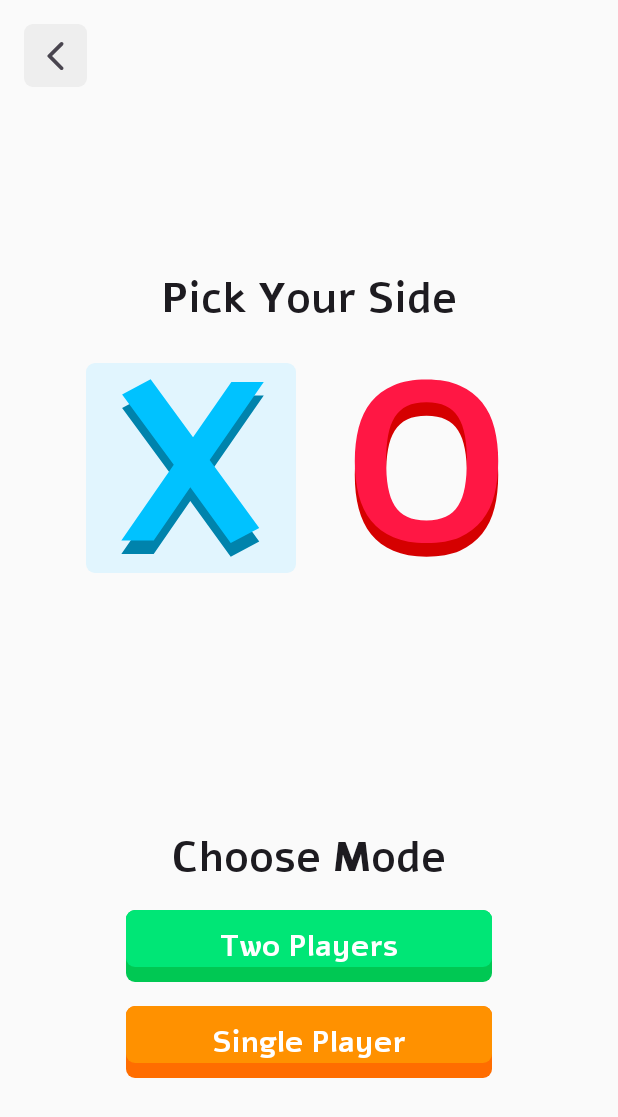
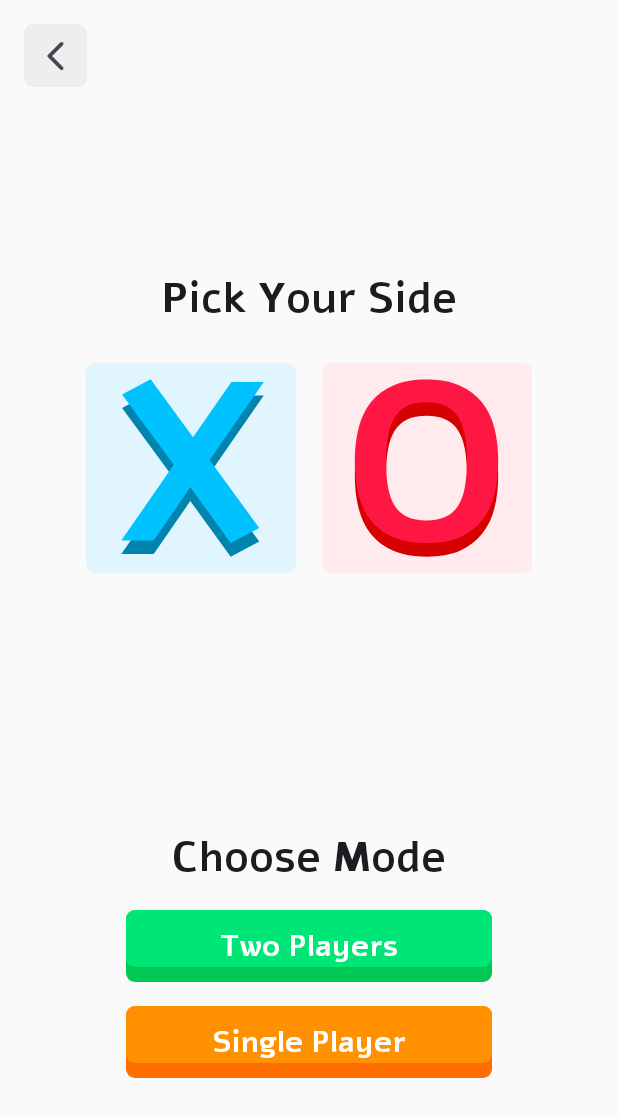
Before and after one commit to h-ezzeldin/TicTacToe, an Android app: the layout activity_choice.xml on its own in the app's theme, with its tools: preview values and no code run, on a phone screen of 412 x 824 dp. Shown: the top 1117 px of the screen. Run offline under Robolectric (Android 15) with nearby library versions, the phone set to English and light mode, and no system bars.

Commit message:
optimize code

```diff
--- a/app/src/main/res/layout-land/activity_choice.xml
+++ b/app/src/main/res/layout-land/activity_choice.xml
@@ -1,7 +1,17 @@
 <?xml version="1.0" encoding="utf-8"?>
-<androidx.constraintlayout.widget.ConstraintLayout xmlns:android="http://schemas.android.com/apk/res/android"
+<layout xmlns:android="http://schemas.android.com/apk/res/android"
     xmlns:app="http://schemas.android.com/apk/res-auto"
-    xmlns:tools="http://schemas.android.com/tools"
+    xmlns:tools="http://schemas.android.com/tools">
+
+    <data>
+        <import type="android.view.View" />
+        <variable
+
+            name="chosenLetter"
+            type="Integer" />
+    </data>
+
+    <androidx.constraintlayout.widget.ConstraintLayout
         android:layout_width="match_parent"
         android:layout_height="match_parent"
         android:clipToPadding="false"
@@ -16,7 +26,8 @@
             android:src="@drawable/ic_round_arrow_back_ios_24"
             app:layout_constraintStart_toStartOf="parent"
             app:layout_constraintTop_toTopOf="parent"
-        android:layout_margin="@dimen/normal_margin"/>
+            android:layout_margin="@dimen/normal_margin"
+            android:contentDescription="@string/back_button"/>
 
         <androidx.constraintlayout.widget.ConstraintLayout
             android:id="@+id/top_layout"
@@ -47,6 +58,7 @@
                 android:layout_height="140dp"
                 app:layout_constraintDimensionRatio="1:1"
                 android:background="@drawable/x_back"
+                android:visibility="@{chosenLetter == 1 ? View.VISIBLE : View.GONE}"
                 app:layout_constraintBottom_toBottomOf="@id/x_layout"
                 app:layout_constraintEnd_toEndOf="@id/x_layout"
                 app:layout_constraintStart_toStartOf="@id/x_layout"
@@ -64,11 +76,11 @@
                 app:layout_constraintTop_toBottomOf="@id/pick_text" />
 
             <FrameLayout
-            android:visibility="gone"
                 android:id="@+id/o_back_layout"
                 android:layout_width="0dp"
                 android:layout_height="140dp"
                 android:background="@drawable/o_back"
+                android:visibility="@{chosenLetter == 2 ? View.VISIBLE : View.GONE}"
                 app:layout_constraintDimensionRatio="1:1"
                 app:layout_constraintBottom_toBottomOf="@id/o_layout"
                 app:layout_constraintEnd_toEndOf="@id/o_layout"
@@ -85,6 +97,7 @@
                 app:layout_constraintStart_toEndOf="@id/x_layout"
                 app:layout_constraintTop_toTopOf="@id/x_layout" />
         </androidx.constraintlayout.widget.ConstraintLayout>
+
         <androidx.constraintlayout.widget.ConstraintLayout
             android:id="@+id/bottom_layout"
             android:layout_width="0dp"
@@ -96,6 +109,7 @@
             app:layout_constraintEnd_toEndOf="parent"
             app:layout_constraintStart_toEndOf="@id/top_layout"
             app:layout_constraintTop_toTopOf="parent">
+
             <TextView
                 android:id="@+id/choose_text"
                 android:layout_width="wrap_content"
@@ -104,7 +118,7 @@
                 android:textAppearance="@style/TextAppearance.Material3.HeadlineMedium"
                 app:layout_constraintEnd_toEndOf="parent"
                 app:layout_constraintStart_toStartOf="parent"
-            app:layout_constraintTop_toTopOf="parent"/>
+                app:layout_constraintTop_toTopOf="parent" />
 
             <androidx.appcompat.widget.AppCompatButton
                 android:id="@+id/pvp_button"
@@ -117,7 +131,7 @@
                 android:transitionName="button_trans"
                 app:layout_constraintEnd_toEndOf="parent"
                 app:layout_constraintStart_toStartOf="parent"
-            app:layout_constraintTop_toBottomOf="@id/choose_text"/>
+                app:layout_constraintTop_toBottomOf="@id/choose_text" />
 
             <androidx.appcompat.widget.AppCompatButton
 
@@ -130,7 +144,8 @@
                 android:text="@string/one_player"
                 app:layout_constraintEnd_toEndOf="parent"
                 app:layout_constraintStart_toStartOf="parent"
-            app:layout_constraintTop_toBottomOf="@id/pvp_button"/>
+                app:layout_constraintTop_toBottomOf="@id/pvp_button" />
 
         </androidx.constraintlayout.widget.ConstraintLayout>
     </androidx.constraintlayout.widget.ConstraintLayout>
+</layout>
--- a/app/src/main/res/layout/activity_choice.xml
+++ b/app/src/main/res/layout/activity_choice.xml
@@ -1,7 +1,18 @@
 <?xml version="1.0" encoding="utf-8"?>
-<androidx.constraintlayout.widget.ConstraintLayout xmlns:android="http://schemas.android.com/apk/res/android"
+<layout xmlns:android="http://schemas.android.com/apk/res/android"
     xmlns:app="http://schemas.android.com/apk/res-auto"
-    xmlns:tools="http://schemas.android.com/tools"
+    xmlns:tools="http://schemas.android.com/tools">
+
+    <data>
+        <import type="android.view.View" />
+        <variable
+
+            name="chosenLetter"
+            type="Integer" />
+
+    </data>
+
+    <androidx.constraintlayout.widget.ConstraintLayout
         android:layout_width="match_parent"
         android:layout_height="match_parent"
         android:clipToPadding="false"
@@ -17,7 +28,7 @@
             app:layout_constraintStart_toStartOf="parent"
             app:layout_constraintTop_toTopOf="parent"
             android:layout_margin="@dimen/normal_margin"
-        android:contentDescription="@string/back_button"/>
+            android:contentDescription="@string/back_button" />
 
         <androidx.constraintlayout.widget.ConstraintLayout
             android:id="@+id/top_layout"
@@ -48,6 +59,7 @@
                 android:layout_height="140dp"
                 app:layout_constraintDimensionRatio="1:1"
                 android:background="@drawable/x_back"
+                android:visibility="@{chosenLetter == 1 ? View.VISIBLE : View.GONE}"
                 app:layout_constraintBottom_toBottomOf="@id/x_layout"
                 app:layout_constraintEnd_toEndOf="@id/x_layout"
                 app:layout_constraintStart_toStartOf="@id/x_layout"
@@ -65,11 +77,12 @@
                 app:layout_constraintTop_toBottomOf="@id/pick_text" />
 
             <FrameLayout
-            android:visibility="gone"
+
                 android:id="@+id/o_back_layout"
                 android:layout_width="0dp"
                 android:layout_height="140dp"
                 android:background="@drawable/o_back"
+                android:visibility="@{chosenLetter == 2 ? View.VISIBLE : View.GONE}"
                 app:layout_constraintDimensionRatio="1:1"
                 app:layout_constraintBottom_toBottomOf="@id/o_layout"
                 app:layout_constraintEnd_toEndOf="@id/o_layout"
@@ -86,6 +99,7 @@
                 app:layout_constraintStart_toEndOf="@id/x_layout"
                 app:layout_constraintTop_toTopOf="@id/x_layout" />
         </androidx.constraintlayout.widget.ConstraintLayout>
+
         <androidx.constraintlayout.widget.ConstraintLayout
             android:id="@+id/bottom_layout"
             android:layout_width="match_parent"
@@ -97,6 +111,7 @@
             app:layout_constraintEnd_toEndOf="parent"
             app:layout_constraintStart_toStartOf="parent"
             app:layout_constraintTop_toBottomOf="@id/top_layout">
+
             <TextView
                 android:id="@+id/choose_text"
                 android:layout_width="wrap_content"
@@ -106,7 +121,7 @@
                 android:textAppearance="@style/TextAppearance.Material3.HeadlineMedium"
                 app:layout_constraintEnd_toEndOf="parent"
                 app:layout_constraintStart_toStartOf="parent"
-            app:layout_constraintTop_toTopOf="parent"/>
+                app:layout_constraintTop_toTopOf="parent" />
 
             <androidx.appcompat.widget.AppCompatButton
                 android:id="@+id/pvp_button"
@@ -119,7 +134,7 @@
                 android:transitionName="button_trans"
                 app:layout_constraintEnd_toEndOf="parent"
                 app:layout_constraintStart_toStartOf="parent"
-            app:layout_constraintTop_toBottomOf="@id/choose_text"/>
+                app:layout_constraintTop_toBottomOf="@id/choose_text" />
 
             <androidx.appcompat.widget.AppCompatButton
 
@@ -132,7 +147,8 @@
                 android:text="@string/one_player"
                 app:layout_constraintEnd_toEndOf="parent"
                 app:layout_constraintStart_toStartOf="parent"
-            app:layout_constraintTop_toBottomOf="@id/pvp_button"/>
+                app:layout_constraintTop_toBottomOf="@id/pvp_button" />
 
         </androidx.constraintlayout.widget.ConstraintLayout>
     </androidx.constraintlayout.widget.ConstraintLayout>
+</layout>
```
Also changed, not shown: app/src/main/java/com/ezz/tictactoe/ChoiceActivity.kt (+20 -15 lines), app/src/main/java/com/ezz/tictactoe/GameActivity.kt (+12 -16 lines), app/src/main/java/com/ezz/tictactoe/GameViewModel.kt (+60 -27 lines). Lines whose indentation alone changed are shown as unchanged.
